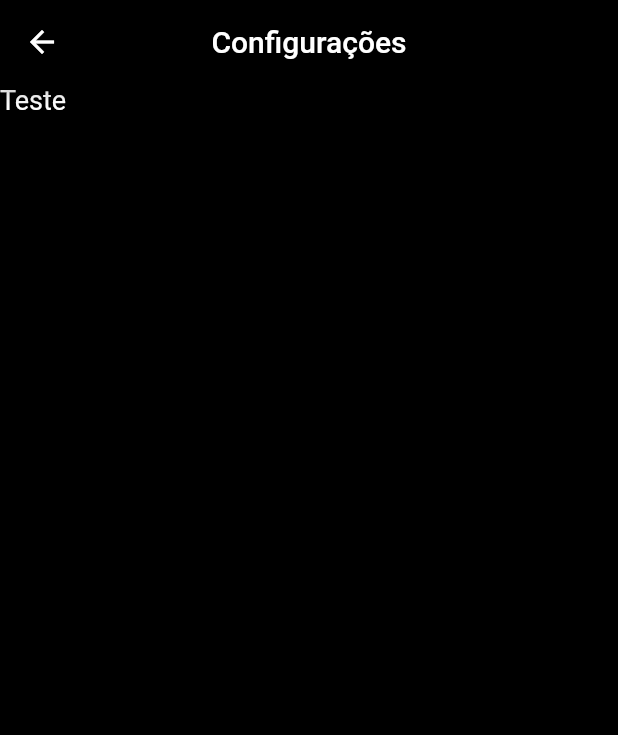
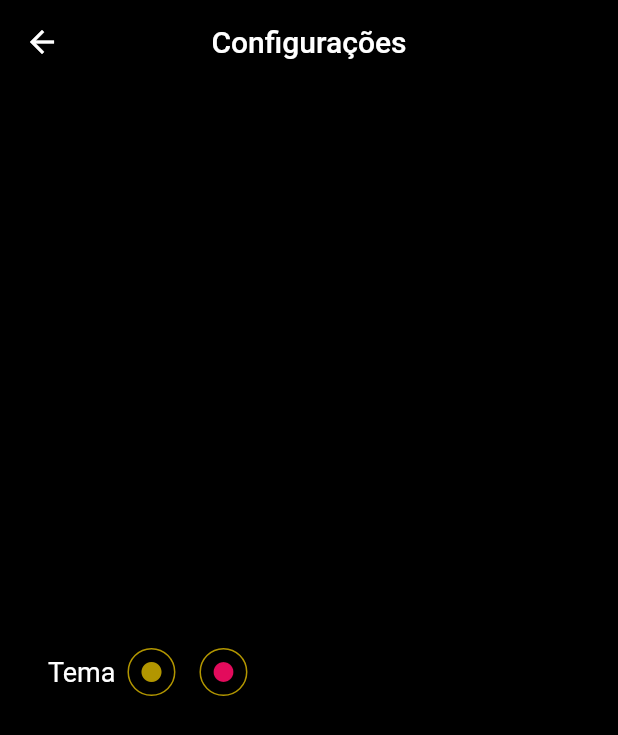
Before and after one commit to ivanknobel/tic-tac-toe, a Flutter app: the screen it shows after launch, after a tap on the "settings" icon, on a phone screen of 412 x 824 dp. Shown: the top 735 px of the screen. Run offline on Flutter 3.47's test engine with Material 2 defaults, Android fonts, the phone set to English and light mode, and no system bars; our stand-ins replace flutter_bloc, get_it, google_fonts, shared_preferences.

Commit message:
load shared preferences when open app

```diff
--- a/tic_tac_toe/lib/main.dart
+++ b/tic_tac_toe/lib/main.dart
@@ -22,14 +22,16 @@ class MyApp extends StatefulWidget {
 }
 
 class _MyAppState extends State<MyApp> {
-  _loadApp() async {
+  late ThemeBloc _themeBloc;
+
+  Future<void> _loadSharedPreferences() async {
     MyApp.mainSharedPreferences = await SharedPreferences.getInstance();
   }
 
   @override
   void initState() {
     super.initState();
-    _loadApp();
+    _loadSharedPreferences().whenComplete(() => _themeBloc.loadCurrentTheme());
   }
 
   @override
@@ -38,10 +40,17 @@ class _MyAppState extends State<MyApp> {
       create: (context) => ThemeBloc(),
       child: BlocConsumer<ThemeBloc, ThemeState>(
         builder: (context, state) {
+          _themeBloc = BlocProvider.of<ThemeBloc>(context);
           return MaterialApp(
             title: Strings.appName,
             theme: state.theme,
-            home: const StartPage(),
+            home: (state is ThemeStateLoading)
+                ? Center(
+                    child: CircularProgressIndicator(
+                      color: state.theme.primaryColor,
+                    ),
+                  )
+                : const StartPage(),
             debugShowCheckedModeBanner: false,
           );
         },
--- a/tic_tac_toe/lib/settings/blocs/theme_bloc.dart
+++ b/tic_tac_toe/lib/settings/blocs/theme_bloc.dart
@@ -7,22 +7,25 @@ import 'package:tic_tac_toe/theme/theme.dart';
 part 'theme_state.dart';
 
 class ThemeBloc extends Cubit<ThemeState> {
-  ThemeBloc() : super(ThemeStateStart(CustomTheme.darkThemeGold)) {
-    _loadCurrentTheme();
+  ThemeBloc() : super(ThemeStateLoading(CustomTheme.darkThemeGold, {})) {
+    loadCurrentTheme();
   }
 
   final _useCase = locator.get<ThemeStorageUseCase>();
 
-  void _loadCurrentTheme() {
-    ThemeData theme = _useCase.getSelectedTheme();
-    ThemeState newState = ThemeStateLoad(theme);
-    emit(newState);
+  void loadCurrentTheme() {
+    ThemeData? theme = _useCase.getSelectedTheme();
+    if (theme == null) {
+      emit(ThemeStateLoading(CustomTheme.darkThemeGold, _useCase.possibleThemes));
+    } else {
+      emit(ThemeStateNormal(theme, _useCase.possibleThemes));
+    }
   }
 
   void changeTheme(String newThemeKey) {
     _useCase.saveTheme(newThemeKey);
     ThemeData newTheme = _useCase.themeFromString(newThemeKey);
-    ThemeState newState = ThemeStateChanged(newTheme);
+    ThemeState newState = ThemeStateChanged(newTheme, _useCase.possibleThemes);
     emit(newState);
   }
 }
--- a/tic_tac_toe/lib/settings/blocs/theme_state.dart
+++ b/tic_tac_toe/lib/settings/blocs/theme_state.dart
@@ -2,18 +2,19 @@ part of 'theme_bloc.dart';
 
 abstract class ThemeState {
   ThemeData theme;
+  Map<String, ThemeData> possibleThemes;
 
-  ThemeState(this.theme);
+  ThemeState(this.theme, this.possibleThemes);
 }
 
-class ThemeStateStart extends ThemeState {
-  ThemeStateStart(ThemeData theme) : super(theme);
+class ThemeStateLoading extends ThemeState {
+  ThemeStateLoading(ThemeData theme, Map<String, ThemeData> possibleThemes) : super(theme, possibleThemes);
 }
 
-class ThemeStateLoad extends ThemeState {
-  ThemeStateLoad(ThemeData theme) : super(theme);
+class ThemeStateNormal extends ThemeState {
+  ThemeStateNormal(ThemeData theme, Map<String, ThemeData> possibleThemes) : super(theme, possibleThemes);
 }
 
 class ThemeStateChanged extends ThemeState {
-  ThemeStateChanged(ThemeData newTheme) : super(newTheme);
+  ThemeStateChanged(ThemeData newTheme, Map<String, ThemeData> possibleThemes) : super(newTheme, possibleThemes);
 }
--- a/tic_tac_toe/lib/settings/domain/usecases/theme_storage_usecase.dart
+++ b/tic_tac_toe/lib/settings/domain/usecases/theme_storage_usecase.dart
@@ -4,19 +4,23 @@ import 'package:tic_tac_toe/main.dart';
 import 'package:tic_tac_toe/theme/theme.dart';
 
 class ThemeStorageUseCase {
-  final _sharedPreferences = MyApp.mainSharedPreferences;
 
-  ThemeData getSelectedTheme() {
-    String themeKey = "";
-    if (_sharedPreferences != null) {
-      themeKey = _sharedPreferences!.getString(Strings.keySelectedTheme) ?? "";
+  final Map<String, ThemeData> possibleThemes = {
+    Strings.keyThemeDarkGold: CustomTheme.darkThemeGold,
+    Strings.keyThemeDarkPink: CustomTheme.darkThemePink,
+  };
+
+  ThemeData? getSelectedTheme() {
+    if (MyApp.mainSharedPreferences == null) {
+      return null;
     }
+    String themeKey = MyApp.mainSharedPreferences!.getString(Strings.keySelectedTheme) ?? "";
     return themeFromString(themeKey);
   }
 
   void saveTheme(String themeKey) {
-    if (_sharedPreferences != null) {
-      _sharedPreferences!.setString(Strings.keySelectedTheme, themeKey);
+    if (MyApp.mainSharedPreferences != null) {
+      MyApp.mainSharedPreferences!.setString(Strings.keySelectedTheme, themeKey);
     }
   }
 
--- a/tic_tac_toe/lib/settings/pages/settings_page.dart
+++ b/tic_tac_toe/lib/settings/pages/settings_page.dart
@@ -1,5 +1,7 @@
 import 'package:flutter/material.dart';
+import 'package:flutter_bloc/flutter_bloc.dart';
 import 'package:tic_tac_toe/constants/constants.dart';
+import 'package:tic_tac_toe/settings/settings.dart';
 
 class SettingsPage extends StatefulWidget {
   const SettingsPage({Key? key}) : super(key: key);
@@ -9,19 +11,70 @@ class SettingsPage extends StatefulWidget {
 }
 
 class _SettingsPageState extends State<SettingsPage> {
-  late ThemeData theme;
+  late ThemeData _currentTheme;
+  late ThemeBloc _themeBloc;
 
   @override
   Widget build(BuildContext context) {
-    theme = Theme.of(context);
+    _currentTheme = Theme.of(context);
     return Scaffold(
       appBar: AppBar(
         title: const Text(Strings.titleSettings),
       ),
-      body: Column(
-        children: [
-          Text("Teste", style: theme.textTheme.bodyText1,)
-        ],
+      body: Padding(
+        padding: const EdgeInsets.symmetric(horizontal: 32),
+        child: Column(
+          mainAxisAlignment: MainAxisAlignment.start,
+          crossAxisAlignment: CrossAxisAlignment.start,
+          children: [
+            const SizedBox(height: 16),
+            Expanded(
+              child: Row(
+                children: [
+                  Text(
+                    "Tema",
+                    style: _currentTheme.textTheme.bodyText1,
+                  ),
+                  BlocBuilder<ThemeBloc, ThemeState>(builder: (context, state) {
+                    _themeBloc = BlocProvider.of<ThemeBloc>(context);
+                    return Expanded(
+                      child: ListView.builder(
+                        itemCount: state.possibleThemes.length,
+                        scrollDirection: Axis.horizontal,
+                        shrinkWrap: true,
+                        itemBuilder: (context, index) {
+                          MapEntry<String, ThemeData> option =
+                              state.possibleThemes.entries.elementAt(index);
+                          return themeCircle(option.value, () {
+                            _themeBloc.changeTheme(option.key);
+                          });
+                        },
+                      ),
+                    );
+                  }),
+                ],
+              ),
+            ),
+          ],
+        ),
+      ),
+    );
+  }
+
+  Widget themeCircle(ThemeData theme, VoidCallback onPressed) {
+    return RawMaterialButton(
+      onPressed: onPressed,
+      fillColor: theme.backgroundColor,
+      child: Icon(
+        Icons.circle,
+        color: theme.primaryColor,
+        size: 16,
+      ),
+      constraints: const BoxConstraints.tightFor(height: 32, width: 32),
+      shape: CircleBorder(
+        side: BorderSide(
+          color: _currentTheme.primaryColor,
+        ),
       ),
     );
   }
```
